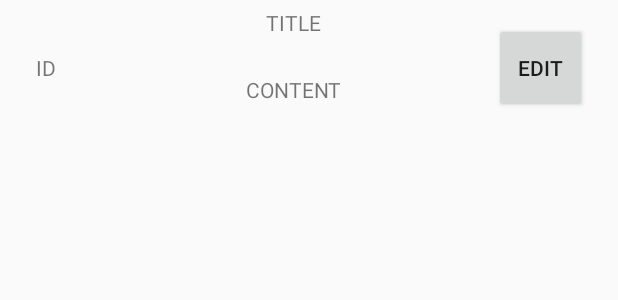
After one commit to sergeydus/Android-hw4, an Android app: the layout adapter_view_layout.xml on its own in the app's theme, with its tools: preview values and no code run, on a phone screen of 412 x 824 dp. The commit adds this screen. Shown: the top 300 px of the screen. Run offline under Robolectric (Android 15) with nearby library versions, the phone set to English and light mode, and no system bars.

Commit message:
added listviews and page #2

```diff
--- a/app/src/main/java/com/example/android_hw4/NoteActivity.java
+++ b/app/src/main/java/com/example/android_hw4/NoteActivity.java
@@ -2,6 +2,8 @@ package com.example.android_hw4;
 
 import android.support.v7.app.AppCompatActivity;
 import android.os.Bundle;
+import android.widget.Button;
+import android.widget.ListView;
 
 public class NoteActivity extends AppCompatActivity {
 
@@ -9,5 +11,8 @@ public class NoteActivity extends AppCompatActivity {
     protected void onCreate(Bundle savedInstanceState) {
         super.onCreate(savedInstanceState);
         setContentView(R.layout.activity_note);
+        Button EditButton= (Button) findViewById(R.id.EditNoteButton);
+        Button DonationsButton= (Button) findViewById(R.id.DonationsButton);
+        ListView mListView = (ListView) findViewById(R.id.simpleListView);
     }
 }
--- /dev/null
+++ b/app/src/main/res/layout/adapter_view_layout.xml
@@ -0,0 +1,47 @@
+<?xml version="1.0" encoding="utf-8"?>
+<LinearLayout xmlns:android="http://schemas.android.com/apk/res/android"
+    android:orientation="horizontal"
+    android:layout_width="match_parent"
+    android:layout_height="match_parent"
+    android:weightSum="100">
+
+
+    <TextView
+        android:gravity="center"
+        android:textAlignment="center"
+        android:text="ID"
+        android:layout_width="0dp"
+        android:layout_height="90dp"
+        android:id="@+id/textView1"
+        android:layout_weight="15"/>
+
+    <LinearLayout
+        android:orientation="vertical"
+        android:layout_width="0dp"
+        android:layout_height="wrap_content"
+        android:layout_weight="65">
+
+        <TextView
+            android:gravity="center"
+            android:text="TITLE"
+            android:layout_width="match_parent"
+            android:layout_height="30dp"
+            android:id="@+id/textView2"/>
+
+        <TextView
+            android:gravity="center"
+            android:text="CONTENT"
+            android:layout_width="match_parent"
+            android:layout_height="60dp"
+            android:id="@+id/textView3"
+            android:layout_below="@+id/textView2"/>
+    </LinearLayout>
+    <Button
+        android:id="@+id/SmallEditButton"
+        android:layout_width="0dp"
+        android:layout_height="60dp"
+        android:gravity="center"
+        android:text="EDIT"
+        android:layout_weight="15"/>
+
+</LinearLayout>
```
Also changed, not shown: app/src/main/java/com/example/android_hw4/DBHelper.java (added, +25 -0 lines), app/src/main/java/com/example/android_hw4/Note.java (added, +39 -0 lines), app/src/main/res/layout/activity_note.xml (+29 -2 lines).
